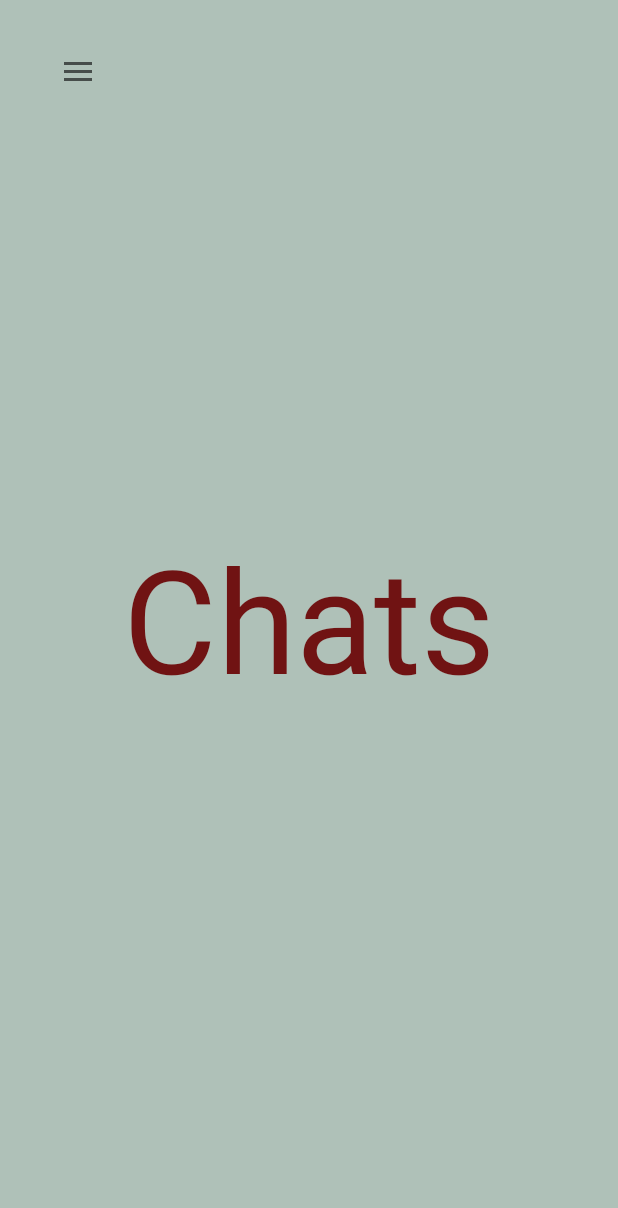
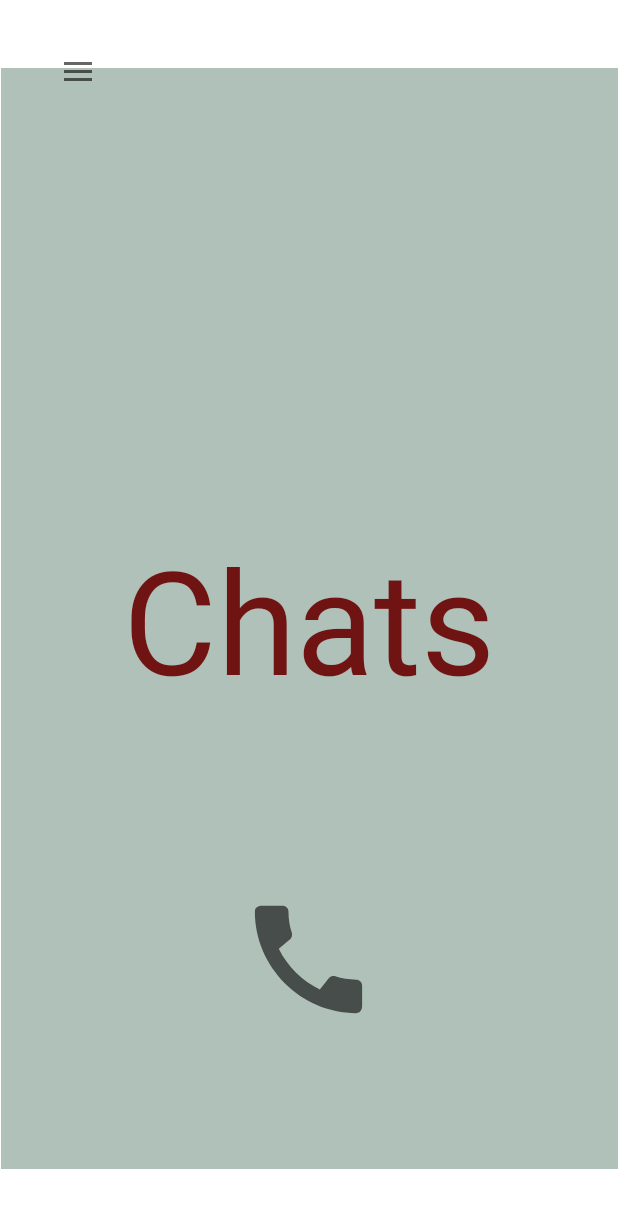
Before and after one commit to SomyahAA/Healer, an Android app: the ChatsFragment screen opened through its navigation route, on a phone screen of 412 x 824 dp. Shown: the top 1208 px of the screen. Run offline under Robolectric (Android 15) with nearby library versions, the light colour scheme and no system bars; our stand-ins replace CircleImageView, Firebase (no records; nobody signed in at launch, a user with empty details on screens opened directly), data binding.

Commit message:
implementing phone call successfully

```diff
--- a/app/src/main/AndroidManifest.xml
+++ b/app/src/main/AndroidManifest.xml
@@ -5,6 +5,7 @@
     <uses-permission android:name="android.permission.INTERNET"/>
     <uses-permission android:name="android.permission.READ_EXTERNAL_STORAGE"/>
     <uses-permission android:name="android.permission.WRITE_EXTERNAL_STORAGE"/>
+    <uses-permission android:name="android.permission.CALL_PHONE"/>
 
     <application
         android:allowBackup="true"
--- a/app/src/main/java/com/example/healer/ui/fragments/ChatsFragment.kt
+++ b/app/src/main/java/com/example/healer/ui/fragments/ChatsFragment.kt
@@ -1,20 +1,38 @@
 package com.example.healer.ui.fragments
 
+import android.graphics.Color
+import android.graphics.drawable.ColorDrawable
 import android.os.Bundle
 import androidx.fragment.app.Fragment
 import android.view.LayoutInflater
 import android.view.View
 import android.view.ViewGroup
+import android.view.Window
 import com.example.healer.R
+import com.example.healer.databinding.FragmentChatsBinding
+import com.example.healer.databinding.FragmentLoginBinding
+import com.example.healer.repository.Repository
 
 
 class ChatsFragment : Fragment() {
 
+    private lateinit var binding: FragmentChatsBinding
+    private val repo =Repository.getInstance()
+
     override fun onCreateView(
         inflater: LayoutInflater, container: ViewGroup?,
         savedInstanceState: Bundle?
-    ): View? {
+    ): View {
         // Inflate the layout for this fragment
-        return inflater.inflate(R.layout.fragment_chats, container, false)
+        binding = FragmentChatsBinding.inflate(layoutInflater)
+
+        val t = "0545454545"
+        binding.phoneCallBTN.setOnClickListener {
+            repo.makeCall(requireContext(),t,Bundle())
+        }
+//        val view = inflater.inflate(R.layout.ChatsFragment, container,false)
+//        dialog?.window?.setBackgroundDrawable(ColorDrawable(Color.TRANSPARENT))
+//        dialog?.window?.requestFeature(Window.FEATURE_NO_TITLE)
+        return binding.root
     }
 }
--- a/app/src/main/java/com/example/healer/ui/fragments/accounts/login/LoginVM.kt
+++ b/app/src/main/java/com/example/healer/ui/fragments/accounts/login/LoginVM.kt
@@ -1,5 +1,6 @@
 package com.example.healer.ui.fragments.accounts.login
 
+import android.content.Context
 import androidx.lifecycle.ViewModel
 import androidx.lifecycle.viewModelScope
 import com.example.healer.repository.Repository
@@ -19,4 +20,8 @@ class LoginVM :ViewModel(){
         return false
     }
 
+    fun login(loginEmail:String,loginPassword:String ,requiredContext: Context){
+          return repo.login(loginEmail,loginPassword ,requiredContext)
+    }
+
 }
--- a/app/src/main/java/com/example/healer/ui/fragments/accounts/profile/psychologist_profile/PsychologistProfileFragment.kt
+++ b/app/src/main/java/com/example/healer/ui/fragments/accounts/profile/psychologist_profile/PsychologistProfileFragment.kt
@@ -12,10 +12,7 @@ import android.view.View
 import android.view.ViewGroup
 import androidx.lifecycle.ViewModelProvider
 import com.example.healer.databinding.FragmentPsychologistProfileBinding
-import com.example.healer.repository.Repository
 import com.example.healer.utils.Constants
-import com.google.firebase.auth.FirebaseAuth
-import com.google.firebase.storage.FirebaseStorage
 import java.lang.Exception
 
 
--- a/app/src/main/java/com/example/healer/utils/Constants.kt
+++ b/app/src/main/java/com/example/healer/utils/Constants.kt
@@ -3,12 +3,14 @@ package com.example.healer.utils
 
 object Constants {
     const val USER_REGISTER ="UserRegister"
-    const val SIGN_IN ="signIn"
+    const val LOGIN_TAG ="signIn"
     const val GET_FROM_FB_STORAGE= "getFromFirebaseStorage"
     const val PSYCHOLOGIST_REGISTER="psychologistRegister"
     const val PROFILE_FRAGMENT = "ProfileFragment"
     const val PICK_PHOTO = 1
     const val REPOSITORY_TAG = "Repository"
+    const val REQUEST_CALL=2
+
 
 
 }
--- /dev/null
+++ b/app/src/main/res/drawable/ic_call_24.xml
@@ -0,0 +1,10 @@
+<vector xmlns:android="http://schemas.android.com/apk/res/android"
+    android:width="24dp"
+    android:height="24dp"
+    android:viewportWidth="24"
+    android:viewportHeight="24"
+    android:tint="?attr/colorControlNormal">
+  <path
+      android:fillColor="@android:color/white"
+      android:pathData="M20.01,15.38c-1.23,0 -2.42,-0.2 -3.53,-0.56 -0.35,-0.12 -0.74,-0.03 -1.01,0.24l-1.57,1.97c-2.83,-1.35 -5.48,-3.9 -6.89,-6.83l1.95,-1.66c0.27,-0.28 0.35,-0.67 0.24,-1.02 -0.37,-1.11 -0.56,-2.3 -0.56,-3.53 0,-0.54 -0.45,-0.99 -0.99,-0.99H4.19C3.65,3 3,3.24 3,3.99 3,13.28 10.73,21 20.01,21c0.71,0 0.99,-0.63 0.99,-1.18v-3.45c0,-0.54 -0.45,-0.99 -0.99,-0.99z"/>
+</vector>
--- a/app/src/main/res/layout/fragment_chats.xml
+++ b/app/src/main/res/layout/fragment_chats.xml
@@ -1,18 +1,48 @@
 <?xml version="1.0" encoding="utf-8"?>
-<FrameLayout xmlns:android="http://schemas.android.com/apk/res/android"
-    xmlns:tools="http://schemas.android.com/tools"
+<layout xmlns:android="http://schemas.android.com/apk/res/android"
+    xmlns:app="http://schemas.android.com/apk/res-auto"
+    xmlns:tools="http://schemas.android.com/tools">
+
+    <data>
+
+    </data>
+
+    <androidx.constraintlayout.widget.ConstraintLayout
+        android:id="@+id/frameLayout4"
         android:layout_width="match_parent"
         android:layout_height="match_parent"
         tools:context=".ui.fragments.ChatsFragment">
 
         <TextView
-        android:layout_width="match_parent"
-        android:layout_height="match_parent"
+            android:id="@+id/textView2"
+            android:layout_width="411dp"
+            android:layout_height="734dp"
             android:background="#591C4E34"
             android:gravity="center"
             android:text="@string/chats"
             android:textAlignment="center"
             android:textColor="#701313"
-        android:textSize="96sp" />
+            android:textSize="96sp"
+            app:layout_constraintBottom_toBottomOf="parent"
+            app:layout_constraintEnd_toEndOf="parent"
+            app:layout_constraintStart_toStartOf="parent"
+            app:layout_constraintTop_toTopOf="parent" />
 
-</FrameLayout>
+
+        <ImageView
+            android:id="@+id/phoneCallBTN"
+            android:layout_width="130dp"
+            android:layout_height="95dp"
+            android:layout_marginBottom="92dp"
+            android:src="@drawable/ic_call_24"
+            app:layout_constraintBottom_toBottomOf="@+id/textView2"
+            app:layout_constraintEnd_toEndOf="parent"
+            app:layout_constraintHorizontal_bias="0.498"
+            app:layout_constraintStart_toStartOf="parent" />
+
+
+
+
+
+    </androidx.constraintlayout.widget.ConstraintLayout>
+</layout>
--- a/app/src/main/res/values/colors.xml
+++ b/app/src/main/res/values/colors.xml
@@ -1,9 +1,9 @@
 <?xml version="1.0" encoding="utf-8"?>
 <resources>
     <color name="purple_200">#FFBB86FC</color>
-    <color name="purple_500">#3F51B5</color>
+    <color name="purple_500">#2A43CF</color>
     <color name="purple_700">#2A43CF</color>
-    <color name="teal_200">#FF03DAC5</color>
+    <color name="teal_200">#2C3ED7</color>
     <color name="teal_700">#FF018786</color>
     <color name="black">#FF000000</color>
     <color name="white">#FFFFFFFF</color>
```
Also changed, not shown: app/src/main/java/com/example/healer/repository/Repository.kt (+41 -2 lines), app/src/main/java/com/example/healer/ui/fragments/accounts/login/LoginFragment.kt (+10 -23 lines), app/src/main/res/layout/fragment_psy_card.xml (+5 -5 lines). Lines whose indentation alone changed are shown as unchanged.
